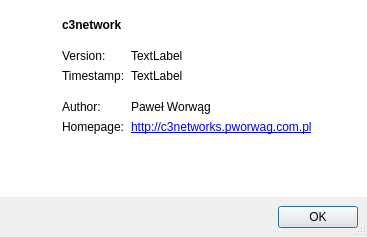
Qt form gui/AboutWindow.ui (c3pw/c3networks) before a commit.
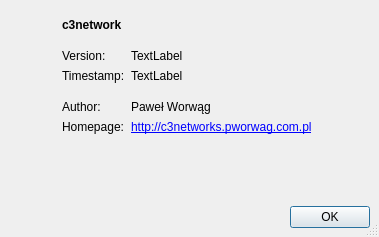
The same form after that commit. Icons and pictures are not drawn.

What changed in the file:
```diff
--- a/gui/AboutWindow.ui
+++ b/gui/AboutWindow.ui
@@ -9,7 +9,7 @@
    <rect>
     <x>0</x>
     <y>0</y>
-    <width>367</width>
+    <width>379</width>
     <height>237</height>
    </rect>
   </property>
@@ -50,7 +50,7 @@
       <bool>false</bool>
      </property>
      <property name="styleSheet">
-      <string notr="true">background-color: rgb(255, 255, 255);</string>
+      <string notr="true"/>
      </property>
      <layout class="QHBoxLayout" name="horizontalLayout_2">
       <item>
```
